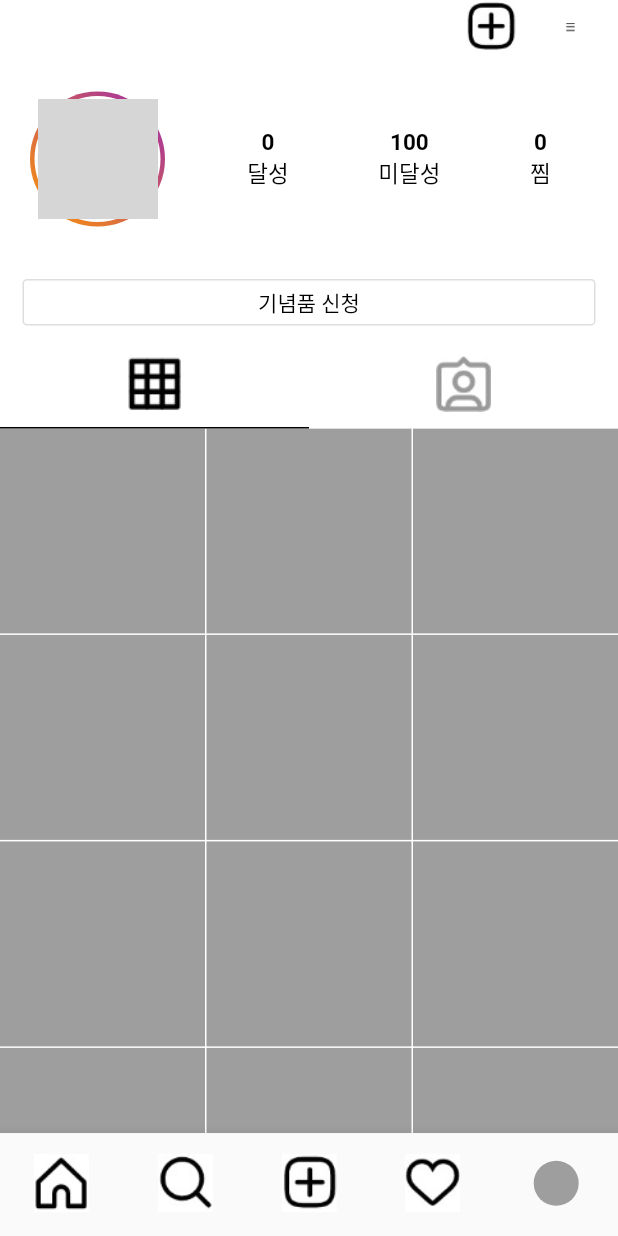
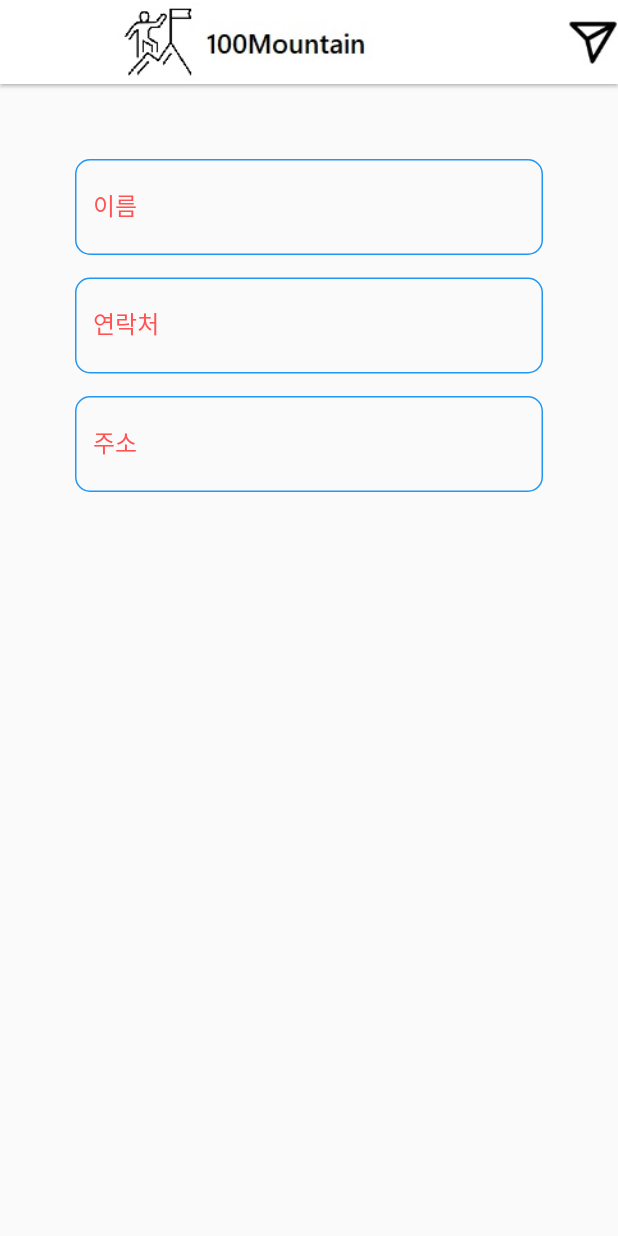
Before and after one commit to Trouvler/m_100, a Flutter app: the screen it shows once a user with an empty profile is signed in, item 5 of the bottom bar chosen, after a tap on "기념품 신청", on a phone screen of 412 x 824 dp. Run offline on Flutter 3.47's test engine with Material 2 defaults, Android fonts, the light colour scheme and no system bars; drawn by our look-alikes of cached_network_image; our stand-ins replace cloud_firestore, dio, expandable_text, firebase_auth, firebase_core, firebase_storage and 5 more; missing offline and left inert: nfc_manager; accounts and stored records are empty; network calls fail; grey boxes are pictures that could not be loaded.

Commit message:
공지사항까지 완료

```diff
--- a/lib/src/binding/init_bindings.dart
+++ b/lib/src/binding/init_bindings.dart
@@ -1,6 +1,7 @@
 import 'package:get/get.dart';
 import 'package:m_100/src/controller/bottom_nav_controller.dart';
 import 'package:m_100/src/controller/mlist_controller.dart';
+import 'package:m_100/src/controller/notice_controller.dart';
 import 'package:m_100/src/controller/search_mlist.dart';
 
 import '../controller/auth_controller.dart';
@@ -12,6 +13,7 @@ class InitBinding extends Bindings{
     Get.put(MlistController(),permanent: true);
     Get.put(BottomNavController(), permanent: true);
     Get.put(AuthController(), permanent: true);
+    Get.put(NoticeController(), permanent: true);
 
   }
 
--- a/lib/src/components/image_data.dart
+++ b/lib/src/components/image_data.dart
@@ -47,6 +47,7 @@ class IconPath{
   static String get cameraIcon => 'assets/images/camera_icon.jpg';
   static String get uploadComplete => 'assets/images/upload_complete_icon.jpg';
   static String get NFC_img => 'assets/images/nfc.png';
+  static String get complete_img => 'assets/images/COMPLETED.png';
   static String get mypageBottomSheet01 =>
       'assets/images/mypage_bottom_sheet_01.jpg';
   static String get mypageBottomSheet02 =>
--- a/lib/src/controller/bottom_nav_controller.dart
+++ b/lib/src/controller/bottom_nav_controller.dart
@@ -68,6 +68,7 @@ class BottomNavController extends GetxController {
         {
 
           _changePage(value, hasGesture: hasGesture);
+          Get.find<MypageController>().increase();
           break;
         }
     }
--- /dev/null
+++ b/lib/src/controller/notice_controller.dart
@@ -0,0 +1,28 @@
+import 'dart:convert';
+
+import 'package:cloud_firestore/cloud_firestore.dart';
+import 'package:firebase_auth/firebase_auth.dart';
+import 'package:flutter/material.dart';
+import 'package:get/get.dart';
+import 'package:m_100/src/models/notice_model.dart';
+
+import '../repository/noticeRepository.dart';
+
+class NoticeController extends GetxController {
+  RxList<NoticeModel> notice = <NoticeModel>[].obs;
+
+  late NoticeRepository _NoticeRepository;
+  @override
+  void onInit() {
+    // TODO: implement onInit
+    super.onInit();
+    _NoticeRepository = NoticeRepository();
+    fetchNoticelist();
+  }
+
+  Future fetchNoticelist() async {
+    var result = await _NoticeRepository.fetchNoticelist();
+    notice.addAll(result);
+  }
+
+}
--- a/lib/src/controller/search_mlist.dart
+++ b/lib/src/controller/search_mlist.dart
@@ -12,9 +12,6 @@ class SearchMlistController extends GetxController {
   void onInit(){
     super.onInit();
     _MsearchRepository = MsearchRepository();
-    //fetchSearchArlist(searchItem);
-    //fetchSearchMnlist(searchItem);
-    print('나는야 퉁퉁이');
 
   }
   Future fetchSearchArlist(String? searchItem) async {
--- a/lib/src/pages/active_history.dart
+++ b/lib/src/pages/active_history.dart
@@ -1,30 +1,64 @@
 import 'package:flutter/material.dart';
+import 'package:get/get.dart';
 import 'package:m_100/src/components/post_widget.dart';
+import 'package:m_100/src/controller/notice_controller.dart';
+import 'package:m_100/src/pages/mt_info.dart';
+import 'package:m_100/src/pages/notice.dart';
 
-class ActiveHistory extends StatelessWidget {
+class ActiveHistory extends GetView<NoticeController> {
   const ActiveHistory({Key? key}) : super(key: key);
 
-  Widget _postList(){
-    return Column(
-      children: List.generate(10, (index) => const PostWidget()),
-    );
+
+  Widget _postList() {
+    return Obx(()=>
+          ListView.separated(
+            physics: const NeverScrollableScrollPhysics(),
+            shrinkWrap: true,
+            itemCount: controller.notice.length,
+            itemBuilder: (BuildContext context, int index) {
+              return ListTile(
+                onTap: () {
+                  Get.to(() => Notice(), arguments: [index, controller.notice]);
+                },
+                title: Container(
+                  alignment: Alignment.centerLeft,
+                  height: 50,
+                  child: Text(
+                    controller.notice[index].title.toString(),
+                    textAlign: TextAlign.start,
+                  ),
+                ),
+                subtitle: Text(controller.notice[index].date!.toDate().toString()),
+              );
+            },
+            separatorBuilder: (BuildContext context, int index) {
+              return const Divider(thickness: 1);
+            },
+          ),
+         );
   }
+
   @override
   Widget build(BuildContext context) {
+    print("공지사항?");
+    print(controller.notice.value);
     return Scaffold(
       backgroundColor: Colors.white,
       appBar: AppBar(
-        elevation: 0,
+        elevation: 1,
         centerTitle: true,
         title: const Text(
-          '활동',
+          '공지사항',
           style: TextStyle(
             fontSize: 22,
             fontWeight: FontWeight.bold,
             color: Colors.black,
           ),
         ),
-      ),body: SingleChildScrollView(child: _postList(),),
+      ),
+      body:_postList()
+      //SingleChildScrollView(
+        //child: _postList(),
     );
   }
 }
--- /dev/null
+++ b/lib/src/pages/apply.dart
@@ -0,0 +1,120 @@
+import 'package:flutter/material.dart';
+
+import '../components/image_data.dart';
+
+class ApplyGift extends StatelessWidget {
+  const ApplyGift({Key? key}) : super(key: key);
+
+  Widget _name() {
+    return const Padding(
+      padding: EdgeInsets.symmetric(horizontal: 50.0),
+      child: TextField(
+        decoration: InputDecoration(
+          labelText: '이름',
+          hintText: '이름을 입력하세요',
+          labelStyle: TextStyle(color: Colors.redAccent),
+          focusedBorder: OutlineInputBorder(
+            borderRadius: BorderRadius.all(Radius.circular(10.0)),
+            borderSide: BorderSide(width: 1, color: Colors.redAccent),
+          ),
+          enabledBorder: OutlineInputBorder(
+            borderRadius: BorderRadius.all(Radius.circular(10.0)),
+            borderSide: BorderSide(width: 1, color: Colors.blue),
+          ),
+          border: OutlineInputBorder(
+            borderRadius: BorderRadius.all(Radius.circular(10.0)),
+          ),
+        ),
+        keyboardType: TextInputType.emailAddress,
+      )
+    );
+  }
+
+  Widget _phone() {
+    return const Padding(
+        padding: EdgeInsets.symmetric(horizontal: 50.0),
+        child: TextField(
+          decoration: InputDecoration(
+            labelText: '연락처',
+            hintText: '연락처를 입력하세요',
+            labelStyle: TextStyle(color: Colors.redAccent),
+            focusedBorder: OutlineInputBorder(
+              borderRadius: BorderRadius.all(Radius.circular(10.0)),
+              borderSide: BorderSide(width: 1, color: Colors.redAccent),
+            ),
+            enabledBorder: OutlineInputBorder(
+              borderRadius: BorderRadius.all(Radius.circular(10.0)),
+              borderSide: BorderSide(width: 1, color: Colors.blue),
+            ),
+            border: OutlineInputBorder(
+              borderRadius: BorderRadius.all(Radius.circular(10.0)),
+            ),
+          ),
+          keyboardType: TextInputType.emailAddress,
+        )
+    );
+  }
+
+  Widget _adress() {
+    return const Padding(
+        padding: EdgeInsets.symmetric(horizontal: 50.0),
+        child: TextField(
+          decoration: InputDecoration(
+            labelText: '주소',
+            hintText: '주소를 입력하세요',
+            labelStyle: TextStyle(color: Colors.redAccent),
+            focusedBorder: OutlineInputBorder(
+              borderRadius: BorderRadius.all(Radius.circular(10.0)),
+              borderSide: BorderSide(width: 1, color: Colors.redAccent),
+            ),
+            enabledBorder: OutlineInputBorder(
+              borderRadius: BorderRadius.all(Radius.circular(10.0)),
+              borderSide: BorderSide(width: 1, color: Colors.blue),
+            ),
+            border: OutlineInputBorder(
+              borderRadius: BorderRadius.all(Radius.circular(10.0)),
+            ),
+          ),
+          keyboardType: TextInputType.emailAddress,
+        )
+    );
+  }
+
+  @override
+  Widget build(BuildContext context) {
+    return Scaffold(
+      appBar: AppBar(
+        elevation: 1,
+        title: ImageData(IconPath.logo, width: 270),
+        actions: [
+          GestureDetector(
+            onTap: () {},
+            child: ImageData(
+              IconPath.directMessage,
+              width: 50,
+            ),
+          )
+        ],
+      ),
+      body: SingleChildScrollView(
+        child: Column(
+          crossAxisAlignment: CrossAxisAlignment.stretch,
+          children: [
+            const SizedBox(
+              height: 50,
+            ),
+            _name(),
+            const SizedBox(
+              height: 15,
+            ),
+            _phone(),
+            const SizedBox(
+              height: 15,
+            ),
+            _adress(),
+          ],
+        ),
+      ),
+    );
+  }
+}
--- a/lib/src/pages/mypage.dart
+++ b/lib/src/pages/mypage.dart
@@ -6,6 +6,7 @@ import 'package:m_100/src/components/avatar_widget.dart';
 import 'package:m_100/src/components/image_data.dart';
 import 'package:m_100/src/controller/auth_controller.dart';
 import 'package:m_100/src/controller/mypage_controller.dart';
+import 'package:m_100/src/pages/apply.dart';
 
 import '../controller/bottom_nav_controller.dart';
 
@@ -93,7 +94,9 @@ class Mypage extends GetView<MypageController> {
           children: [
             Expanded(
               child: InkWell(
-                onTap: () {print('adssad');},
+                onTap: () {
+                  Get.to(()=>ApplyGift(),arguments: controller.userinfo.value);
+                },
                 child: Container(
                   padding: const EdgeInsets.symmetric(vertical: 4.0),
                   decoration: BoxDecoration(
@@ -108,7 +111,6 @@ class Mypage extends GetView<MypageController> {
                     ),
                     textAlign: TextAlign.center,
                   ),
-
                 ),
               ),
             )
@@ -138,12 +140,12 @@ class Mypage extends GetView<MypageController> {
 
   Widget _tabView() {
     print("123123");
-    return TabBarView(
-        controller: controller.tabController,
-        children: [
-      GridView.builder(
+    return TabBarView(controller: controller.tabController, children: [
+      Expanded(
+        child: Obx(
+          () => GridView.builder(
               shrinkWrap: true,
-          itemCount: 100,
+              itemCount: controller.userinfo.value.mtcomList?.length,
               gridDelegate: const SliverGridDelegateWithFixedCrossAxisCount(
                 crossAxisCount: 3,
                 childAspectRatio: 1,
@@ -152,29 +154,46 @@ class Mypage extends GetView<MypageController> {
               ),
               itemBuilder: (BuildContext context, int index) {
                 return InkWell(
-              onTap: (){print("object{$index}");},
-              child: Container(
-                color: Colors.grey,
+                    onTap: () {
+                      print("object{$index}");
+                    },
+                    child: Column(
+                      children: [
+                        Image.asset(
+                          IconPath.complete_img,
+                          fit: BoxFit.fill,
                         ),
+                        Text(
+                          controller.userinfo.value.mtcomList?[index],
+                          style: const TextStyle(
+                            fontWeight: FontWeight.bold,
+                            fontSize: 15,
+                          ),
+                        )
+                      ],
+                    ));
+              }),
+        ),
+      ),
+      Expanded(
+        child: Obx(()=> ListView.separated(
+            shrinkWrap: true,
+            itemCount: controller.userinfo.value.mtwishList!.length,
+            itemBuilder: (BuildContext context, int index) {
+              return ListTile(
+                leading: Icon(Icons.map),
+                title: Text(controller.userinfo.value.mtwishList?[index]),
+                onTap: () {
+                },
               );
-          }),
-      GridView.builder(
-          shrinkWrap: true,
-          itemCount: 100,
-          gridDelegate: const SliverGridDelegateWithFixedCrossAxisCount(
-            crossAxisCount: 3,
-            childAspectRatio: 1,
-            mainAxisSpacing: 1,
-            crossAxisSpacing: 1,
+            },
+            separatorBuilder: (context, index) {
+              if (index == 0) return SizedBox.shrink();
+              return const Divider();
+            },
           ),
-          itemBuilder: (BuildContext context, int index) {
-            return InkWell(
-              onTap: (){print("object{$index}");},
-              child: Container(
-                color: Colors.red,
         ),
-            );
-          }),
+      ),
     ]);
   }
 
@@ -216,14 +235,17 @@ class Mypage extends GetView<MypageController> {
                 ),
               ),
             ),
-        ],bottom: PreferredSize(
-        preferredSize: Size.fromHeight(AppBar().preferredSize.height*4.1), child: Column(children: [
+          ],
+          bottom: PreferredSize(
+            preferredSize: Size.fromHeight(AppBar().preferredSize.height * 4.1),
+            child: Column(
+              children: [
                 _infomation(),
                 _menu(),
                 _tabMenu(),
-      ],),
-      )
+              ],
             ),
+          )),
       body: _tabView(),
     );
   }
--- /dev/null
+++ b/lib/src/repository/noticeRepository.dart
@@ -0,0 +1,22 @@
+
+import 'package:cloud_firestore/cloud_firestore.dart';
+import '../models/mList.dart';
+import '../models/notice_model.dart';
+
+class NoticeRepository {
+
+  Future<List<NoticeModel>>fetchNoticelist() async{
+    var query = Map<String,String>();
+
+    var data = await FirebaseFirestore.instance.collection("Notice")
+        .get();
+    if(data.docs.isNotEmpty){
+      print('asdadasdad');
+      print(data.docs.map<NoticeModel>((elements)=>NoticeModel.fromJson(elements.data())).toList());
+      return data.docs.map<NoticeModel>((elements)=>NoticeModel.fromJson(elements.data())).toList();
+    }else{
+      return Future.value(null);
+    }
+  }
+
+}
```
Also changed, not shown: lib/src/models/notice_model.dart (added, +29 -0 lines), lib/src/pages/home.dart (+7 -2 lines), lib/src/pages/mt_info.dart (+12 -12 lines), lib/src/pages/notice.dart (added, +105 -0 lines), assets/images/COMPLETED.png (added). Lines whose indentation alone changed are shown as unchanged.
